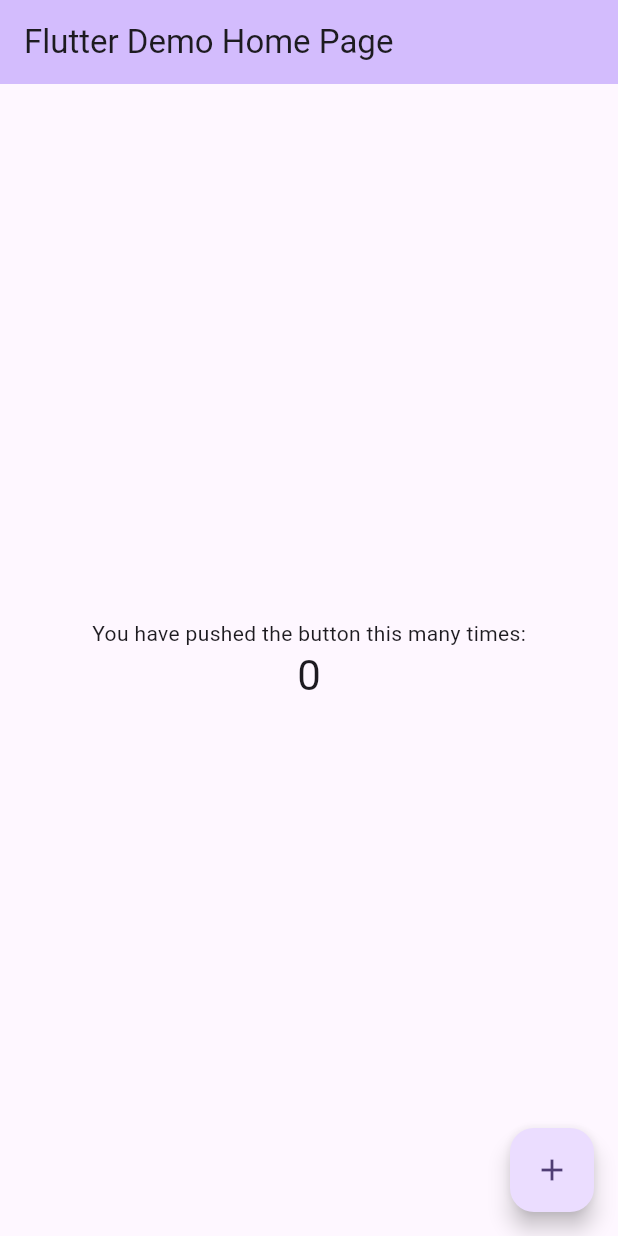
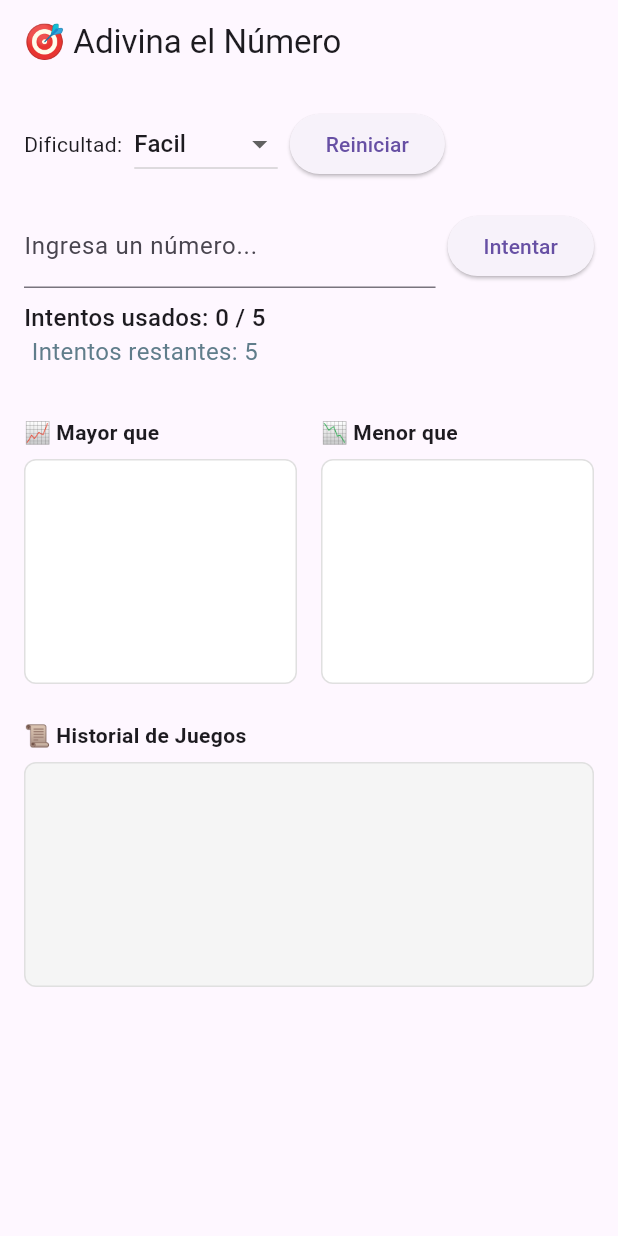
Before and after one commit to andresportillov/Guess-the-number-test-flutter, a Flutter app: the screen it shows after launch, on a phone screen of 412 x 824 dp. Run offline on Flutter 3.47's test engine with Material 3 defaults, Android fonts, the phone set to English and light mode, and no system bars.

Commit message:
Se desarrollo todo el stach de main segun el modelo de negocio ya plantado, se diseña su interfaz para asi poder ejecutar cada uno de los servicios del juego

```diff
--- a/lib/main.dart
+++ b/lib/main.dart
@@ -1,122 +1,261 @@
 import 'package:flutter/material.dart';
+import 'models/game_model.dart';
 
 void main() {
-  runApp(const MyApp());
+  runApp(MyApp());
 }
 
 class MyApp extends StatelessWidget {
-  const MyApp({super.key});
-
-  // This widget is the root of your application.
   @override
   Widget build(BuildContext context) {
     return MaterialApp(
-      title: 'Flutter Demo',
-      theme: ThemeData(
-        // This is the theme of your application.
-        //
-        // TRY THIS: Try running your application with "flutter run". You'll see
-        // the application has a purple toolbar. Then, without quitting the app,
-        // try changing the seedColor in the colorScheme below to Colors.green
-        // and then invoke "hot reload" (save your changes or press the "hot
-        // reload" button in a Flutter-supported IDE, or press "r" if you used
-        // the command line to start the app).
-        //
-        // Notice that the counter didn't reset back to zero; the application
-        // state is not lost during the reload. To reset the state, use hot
-        // restart instead.
-        //
-        // This works for code too, not just values: Most code changes can be
-        // tested with just a hot reload.
-        colorScheme: ColorScheme.fromSeed(seedColor: Colors.deepPurple),
-      ),
-      home: const MyHomePage(title: 'Flutter Demo Home Page'),
+      title: 'Adivina el Número',
+      theme: ThemeData(primarySwatch: Colors.blue),
+      home: GameScreen(),
     );
   }
 }
 
-class MyHomePage extends StatefulWidget {
-  const MyHomePage({super.key, required this.title});
-
-  // This widget is the home page of your application. It is stateful, meaning
-  // that it has a State object (defined below) that contains fields that affect
-  // how it looks.
-
-  // This class is the configuration for the state. It holds the values (in this
-  // case the title) provided by the parent (in this case the App widget) and
-  // used by the build method of the State. Fields in a Widget subclass are
-  // always marked "final".
-
-  final String title;
-
+class GameScreen extends StatefulWidget {
   @override
-  State<MyHomePage> createState() => _MyHomePageState();
+  State<GameScreen> createState() => _GameScreenState();
 }
 
-class _MyHomePageState extends State<MyHomePage> {
-  int _counter = 0;
+class _GameScreenState extends State<GameScreen> {
+  final GameModel juego = GameModel();
+  final TextEditingController _controller = TextEditingController();
+  final ScrollController _mayoresController = ScrollController();
+  final ScrollController _menoresController = ScrollController();
+  final ScrollController _historialController = ScrollController();
+  String error = '';
 
-  void _incrementCounter() {
+  void _cambiarDificultad(String nivel) {
     setState(() {
-      // This call to setState tells the Flutter framework that something has
-      // changed in this State, which causes it to rerun the build method below
-      // so that the display can reflect the updated values. If we changed
-      // _counter without calling setState(), then the build method would not be
-      // called again, and so nothing would appear to happen.
-      _counter++;
+      juego.setDificultad(nivel);
+      error = '';
     });
+  }
+
+  void _intentar() {
+    final input = _controller.text;
+    final numero = int.tryParse(input);
+    if (numero == null) {
+      setState(() => error = 'Por favor ingresa un número válido');
+      return;
+    }
+
+    final msg = juego.intentar(numero);
+    setState(() {
+      error = msg ?? '';
+    });
+
+    _controller.clear();
+
+    // Auto scroll al final
+    Future.delayed(Duration(milliseconds: 100), () {
+      if (_mayoresController.hasClients) {
+        _mayoresController.jumpTo(_mayoresController.position.maxScrollExtent);
+      }
+      if (_menoresController.hasClients) {
+        _menoresController.jumpTo(_menoresController.position.maxScrollExtent);
+      }
+      if (_historialController.hasClients) {
+        _historialController.jumpTo(
+          _historialController.position.maxScrollExtent,
+        );
+      }
+    });
+  }
+
+  Widget _buildLista(
+    String titulo,
+    List<int> valores,
+    ScrollController controller,
+  ) {
+    // Calculamos ancho para que quepan dos columnas con separación
+    final anchoColumna =
+        (MediaQuery.of(context).size.width - 16 * 3) / 2; // padding y espacio
+
+    return SizedBox(
+      width: anchoColumna,
+      child: Column(
+        crossAxisAlignment: CrossAxisAlignment.start,
+        children: [
+          Text(titulo, style: TextStyle(fontWeight: FontWeight.bold)),
+          const SizedBox(height: 8),
+          Container(
+            height: 150,
+            padding: const EdgeInsets.all(8),
+            decoration: BoxDecoration(
+              border: Border.all(color: Colors.grey.shade300),
+              borderRadius: BorderRadius.circular(8),
+              color: Colors.white,
+            ),
+            child: Scrollbar(
+              controller: controller,
+              thumbVisibility: true,
+              child: ListView(
+                controller: controller,
+                children: valores
+                    .map((n) => Text('$n', style: TextStyle(fontSize: 16)))
+                    .toList(),
+              ),
+            ),
+          ),
+        ],
+      ),
+    );
+  }
+
+  Widget _buildHistorial() {
+    return Column(
+      crossAxisAlignment: CrossAxisAlignment.start,
+      children: [
+        Text(
+          '📜 Historial de Juegos',
+          style: TextStyle(fontWeight: FontWeight.bold),
+        ),
+        const SizedBox(height: 8),
+        Container(
+          height: 150,
+          padding: const EdgeInsets.all(8),
+          decoration: BoxDecoration(
+            color: Colors.grey.shade100,
+            border: Border.all(color: Colors.grey.shade300),
+            borderRadius: BorderRadius.circular(8),
+          ),
+          child: Scrollbar(
+            controller: _historialController,
+            thumbVisibility: true,
+            child: ListView(
+              controller: _historialController,
+              children: juego.historial.reversed.map((item) {
+                final color = item['color'] == 'green'
+                    ? Colors.green[100]
+                    : Colors.red[100];
+                final textColor = item['color'] == 'green'
+                    ? Colors.green[900]
+                    : Colors.red[900];
+
+                return Container(
+                  margin: const EdgeInsets.symmetric(vertical: 4),
+                  padding: const EdgeInsets.all(8),
+                  decoration: BoxDecoration(
+                    color: color,
+                    borderRadius: BorderRadius.circular(6),
+                  ),
+                  child: Text(
+                    '${item['dificultad'].toString().toUpperCase()} → Secreto: ${item['numeroSecreto']} | Intentos: ${item['intentos'].join(", ")}',
+                    style: TextStyle(color: textColor),
+                  ),
+                );
+              }).toList(),
+            ),
+          ),
+        ),
+      ],
+    );
   }
 
   @override
   Widget build(BuildContext context) {
-    // This method is rerun every time setState is called, for instance as done
-    // by the _incrementCounter method above.
-    //
-    // The Flutter framework has been optimized to make rerunning build methods
-    // fast, so that you can just rebuild anything that needs updating rather
-    // than having to individually change instances of widgets.
+    final juegoTerminado = juego.juegoTerminado;
+
     return Scaffold(
-      appBar: AppBar(
-        // TRY THIS: Try changing the color here to a specific color (to
-        // Colors.amber, perhaps?) and trigger a hot reload to see the AppBar
-        // change color while the other colors stay the same.
-        backgroundColor: Theme.of(context).colorScheme.inversePrimary,
-        // Here we take the value from the MyHomePage object that was created by
-        // the App.build method, and use it to set our appbar title.
-        title: Text(widget.title),
-      ),
-      body: Center(
-        // Center is a layout widget. It takes a single child and positions it
-        // in the middle of the parent.
+      appBar: AppBar(title: const Text('🎯 Adivina el Número')),
+      body: SingleChildScrollView(
+        padding: const EdgeInsets.all(16.0),
         child: Column(
-          // Column is also a layout widget. It takes a list of children and
-          // arranges them vertically. By default, it sizes itself to fit its
-          // children horizontally, and tries to be as tall as its parent.
-          //
-          // Column has various properties to control how it sizes itself and
-          // how it positions its children. Here we use mainAxisAlignment to
-          // center the children vertically; the main axis here is the vertical
-          // axis because Columns are vertical (the cross axis would be
-          // horizontal).
-          //
-          // TRY THIS: Invoke "debug painting" (choose the "Toggle Debug Paint"
-          // action in the IDE, or press "p" in the console), to see the
-          // wireframe for each widget.
-          mainAxisAlignment: MainAxisAlignment.center,
-          children: <Widget>[
-            const Text('You have pushed the button this many times:'),
-            Text(
-              '$_counter',
-              style: Theme.of(context).textTheme.headlineMedium,
+          crossAxisAlignment: CrossAxisAlignment.start,
+          children: [
+            // Nivel de dificultad
+            Row(
+              children: [
+                Text('Dificultad:'),
+                const SizedBox(width: 8),
+                DropdownButton<String>(
+                  value: juego.dificultad,
+                  items: GameModel.levels.keys.map((nivel) {
+                    return DropdownMenuItem(
+                      value: nivel,
+                      child: Text(nivel[0].toUpperCase() + nivel.substring(1)),
+                    );
+                  }).toList(),
+                  onChanged: (valor) {
+                    if (valor != null) _cambiarDificultad(valor);
+                  },
+                ),
+                const SizedBox(width: 8),
+                ElevatedButton(
+                  onPressed: () {
+                    setState(() => juego.reiniciarJuego());
+                    error = '';
+                    _controller.clear();
+                  },
+                  child: Text('Reiniciar'),
+                ),
+              ],
             ),
+            const SizedBox(height: 16),
+
+            // Input de número
+            Row(
+              children: [
+                Expanded(
+                  child: TextField(
+                    controller: _controller,
+                    keyboardType: TextInputType.number,
+                    enabled: !juegoTerminado,
+                    decoration: InputDecoration(
+                      labelText: 'Ingresa un número...',
+                      errorText: error.isNotEmpty ? error : null,
+                    ),
+                    onSubmitted: (_) => _intentar(),
+                  ),
+                ),
+                const SizedBox(width: 8),
+                ElevatedButton(
+                  onPressed: juegoTerminado ? null : _intentar,
+                  child: Text('Intentar'),
+                ),
+              ],
+            ),
+
+            // Mostrar intentos usados y restantes
+            Padding(
+              padding: const EdgeInsets.symmetric(vertical: 8.0),
+              child: Column(
+                children: [
+                  Text(
+                    'Intentos usados: ${juego.intentos.length} / ${juego.intentosMaximos}',
+                    style: TextStyle(fontSize: 16, fontWeight: FontWeight.w500),
+                  ),
+                  Text(
+                    'Intentos restantes: ${juego.intentosRestantes}',
+                    style: TextStyle(fontSize: 16, color: Colors.blueGrey),
+                  ),
+                ],
+              ),
+            ),
+
+            const SizedBox(height: 24),
+
+            // Columnas de "Mayor que" y "Menor que"
+            Row(
+              children: [
+                _buildLista('📈 Mayor que', juego.mayores, _mayoresController),
+                const SizedBox(width: 16),
+                _buildLista('📉 Menor que', juego.menores, _menoresController),
+              ],
+            ),
+
+            const SizedBox(height: 24),
+
+            // Historial
+            _buildHistorial(),
           ],
         ),
       ),
-      floatingActionButton: FloatingActionButton(
-        onPressed: _incrementCounter,
-        tooltip: 'Increment',
-        child: const Icon(Icons.add),
-      ), // This trailing comma makes auto-formatting nicer for build methods.
     );
   }
 }
```
